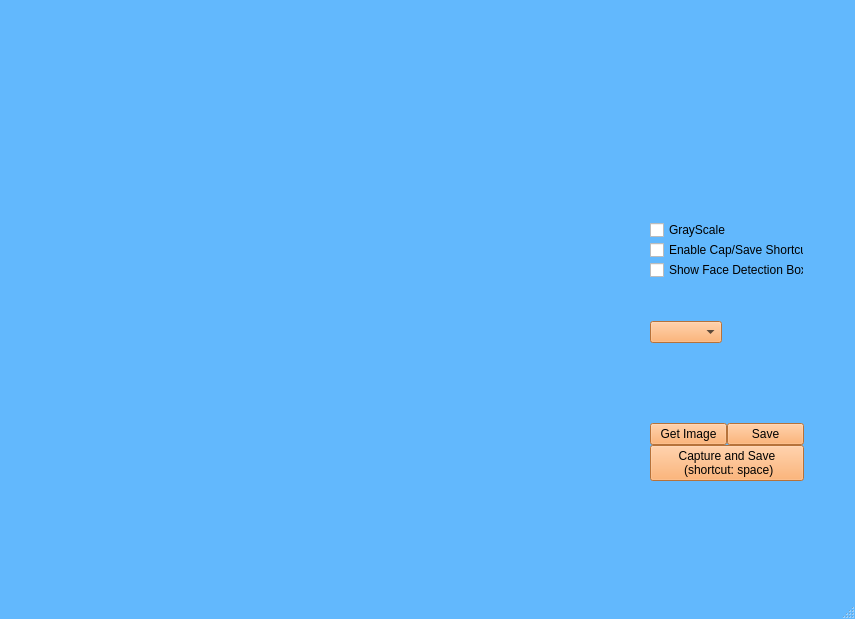
Old version of the form data/ui/mainwindow.ui in the repository ablacklama/FaceLabeler.
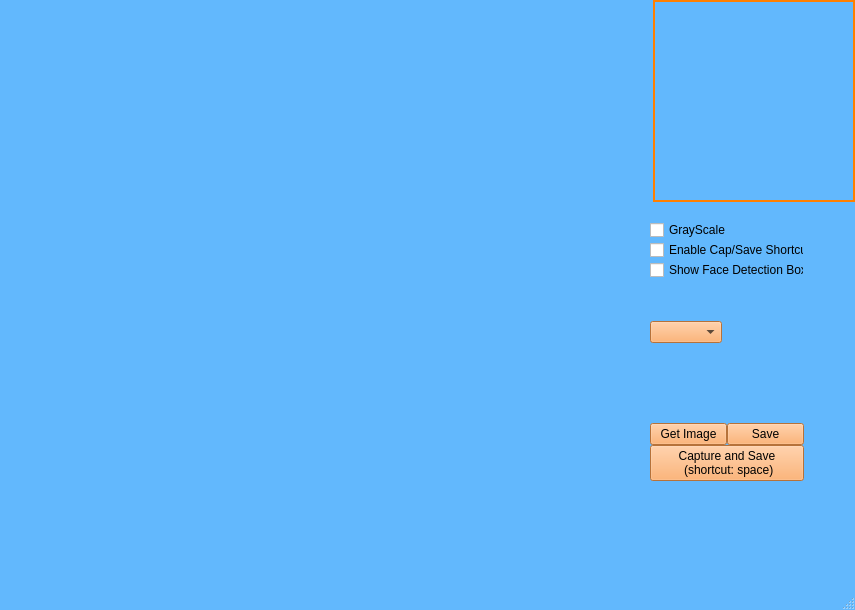
New version of the form.

```diff
--- a/data/ui/mainwindow.ui
+++ b/data/ui/mainwindow.ui
@@ -13,7 +13,7 @@
     <x>0</x>
     <y>0</y>
     <width>855</width>
-    <height>619</height>
+    <height>610</height>
    </rect>
   </property>
   <property name="minimumSize">
@@ -33,7 +33,7 @@
 QWidget{color:black;}
 QComboBox{background:rgb(255, 160, 81);}
 QComboBox QListView{background:rgb(255, 197, 145);}
-QMenuBar{background:white;}
+QMenuBar{background:rgb(218, 238, 253);}
 QDialog{background:rgb(218, 238, 253);}
 QLineEdit{background:rgb(255, 215, 179);}
 QDoubleSpinBox{background:rgb(255, 215, 179);}
@@ -71,17 +71,26 @@
    <widget class="QLabel" name="faceImg">
     <property name="geometry">
      <rect>
-      <x>650</x>
+      <x>653</x>
       <y>0</y>
-      <width>200</width>
-      <height>200</height>
+      <width>202</width>
+      <height>202</height>
      </rect>
     </property>
+    <property name="sizePolicy">
+     <sizepolicy hsizetype="Preferred" vsizetype="Preferred">
+      <horstretch>0</horstretch>
+      <verstretch>0</verstretch>
+     </sizepolicy>
+    </property>
+    <property name="styleSheet">
+     <string notr="true">border: 2px solid rgb(255, 127, 0);</string>
+    </property>
     <property name="frameShadow">
      <enum>QFrame::Plain</enum>
     </property>
     <property name="lineWidth">
-     <number>1</number>
+     <number>3</number>
     </property>
     <property name="text">
      <string/>
```
Left out of the diff: 9 changed lines with no effect on the pictures.
